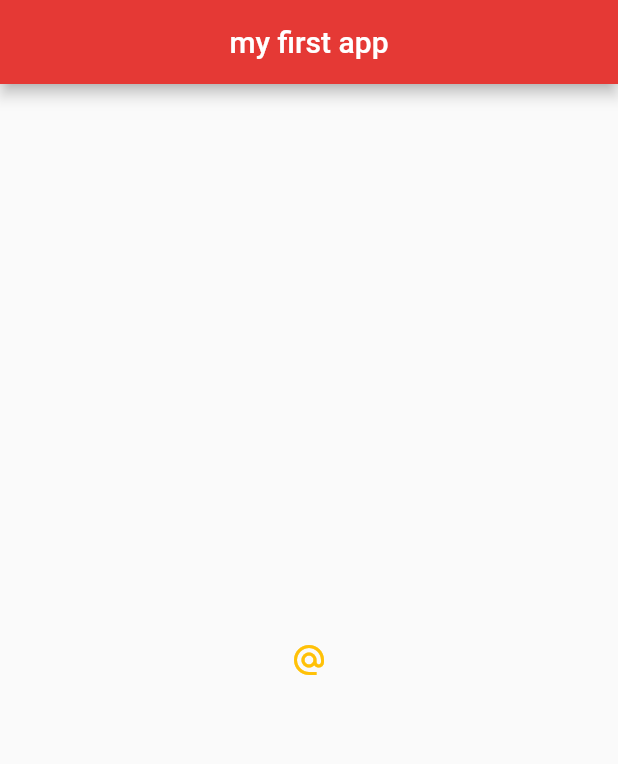
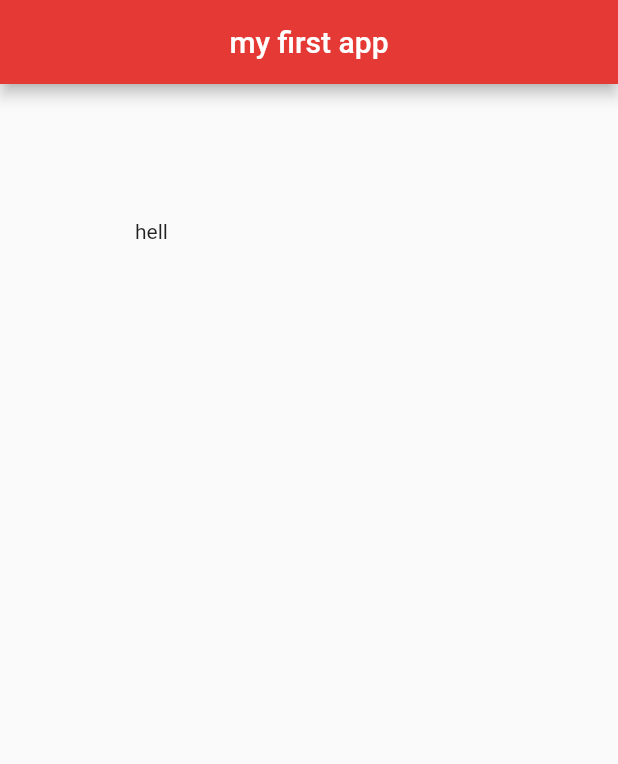
Before and after one commit to DorotaPawlowska/kursy-netNinja, a Flutter app: the screen it shows after launch, on a phone screen of 412 x 824 dp. Shown: the top 764 px of the screen. Run offline on Flutter 3.47's test engine with Material 2 defaults, Android fonts, the light colour scheme and no system bars.

Commit message:
Flutter Tutorial for Beginners #10 - Containers & Padding
Changes to be committed:
	modified:   FlutterTutorialForBeginners/myapp/lib/main.dart

```diff
--- a/FlutterTutorialForBeginners/myapp/lib/main.dart
+++ b/FlutterTutorialForBeginners/myapp/lib/main.dart
@@ -13,47 +13,18 @@ class Home extends StatelessWidget {
         centerTitle: true,
         backgroundColor: Colors.red[600],
       ),
-      body: Center(
-        child: IconButton(
-          onPressed: (){
-            print('you mailed me');
-          },
-          icon: Icon(Icons.alternate_email),
-          color: Colors.amber,
-        ),
+      body: Padding(
+        child: Text('hell'),
+        padding: EdgeInsets.all(90.0),
+      ),
 
-//        child: RaisedButton.icon(
-//          onPressed: (){},
-//          icon: Icon(
-//            Icons.mail
-//          ),
-//          label: Text('mail me'),
-//          color: Colors.amber,
-//        ),
+//      Container(
+//        padding: EdgeInsets.fromLTRB(10.0, 20.0, 30.0, 40.0 ),
+//        margin: EdgeInsets.all(30.0),
+//        color: Colors.grey[400],
+//        child: Text('hello'),
+//      ),
 
-//        child: FlatButton(
-//          onPressed: (){
-//            print('you clicked me');
-//          },
-//          child: Text('click me'),
-//          color: Colors.lightBlue,
-//        ),
-
-//        child: RaisedButton(
-//          onPressed: (){},
-//          child: Text('click me'),
-//          color: Colors.lightBlue,
-//        ),
-
-//        child: Icon(
-//          Icons.airport_shuttle,
-//          color: Colors.lightBlue,
-//          size: 50,
-//        ),
-
-//        child: Image.asset('assets/photo1.jpg'),
-
-      ),
       floatingActionButton: FloatingActionButton(
         onPressed: (){},
         child: Text('click'),
```
